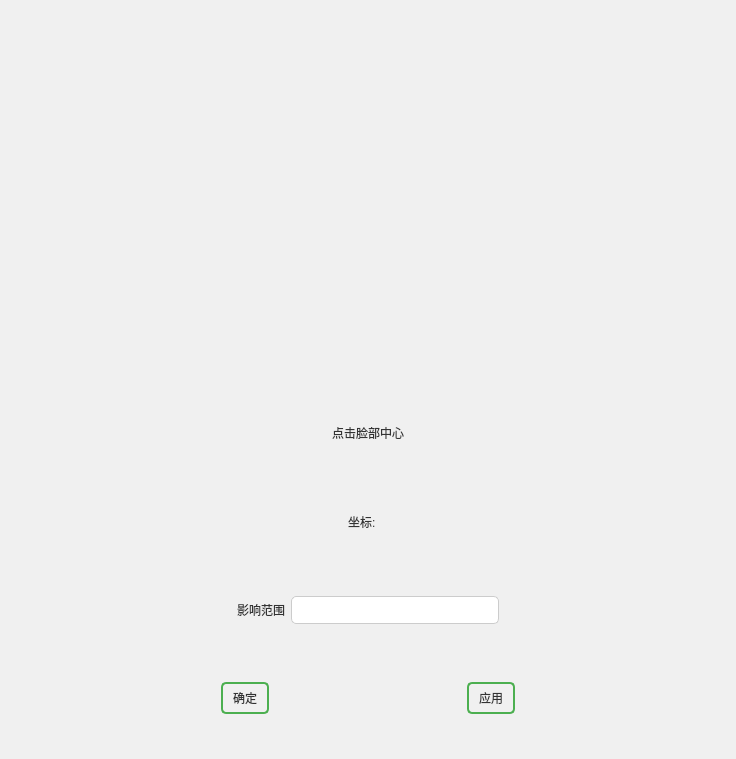
The window that ImageWithUI/ui/face.ui (Obj4ct/ImageWithUI) describes before a commit, drawn with Qt 5.
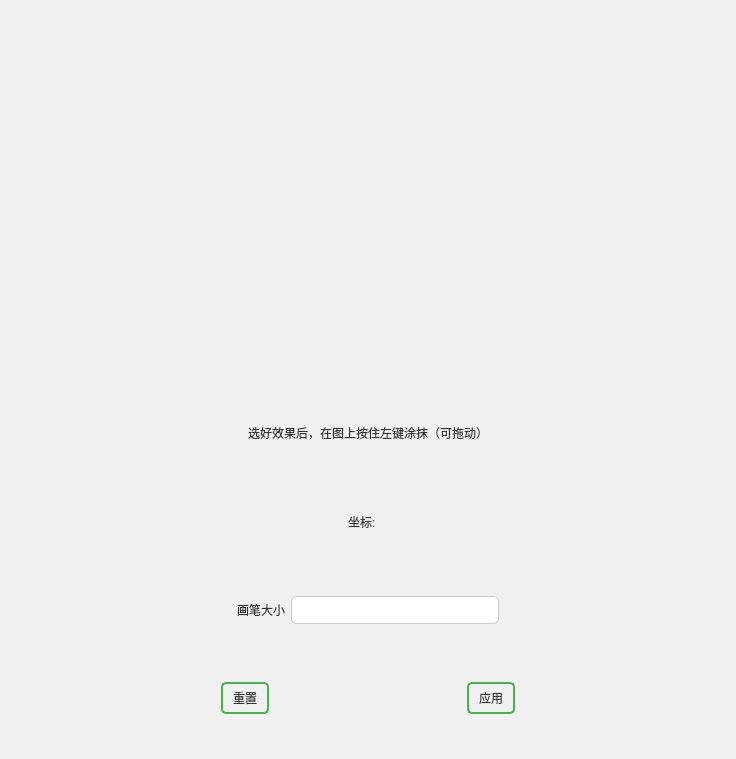
The same window after the commit.

Commit message:
feat: 人像瘦脸改造为通用「图片微调」画笔
- 新增 5 种局部微调效果：收拢（瘦脸）/膨胀（放大）/平滑（柔化）/漩涡/推移
- 参考 Photoshop 液化：按住左键在图上涂抹即可逐笔调整，可反复叠加，松手暂停
- 画笔大小与力度均为滑块 + 数值框，双向同步
- 算法改为双线性取样 + 局部快照，避免笔触内部拖影；画笔外像素保持不变
- 「重置」回到打开窗口时的图像，「应用」写入全局历史
- 菜单「人像瘦脸…」更名为「图片微调…」，自检新增第 27 节（共 67 项通过）

```diff
--- a/ImageWithUI/ui/face.ui
+++ b/ImageWithUI/ui/face.ui
@@ -124,7 +124,7 @@
          <item>
           <widget class="QLabel" name="label_2">
            <property name="text">
-            <string>点击脸部中心</string>
+            <string>选好效果后，在图上按住左键涂抹（可拖动）</string>
            </property>
           </widget>
          </item>
@@ -209,7 +209,7 @@
          <item>
           <widget class="QLabel" name="label_6">
            <property name="text">
-            <string>影响范围</string>
+            <string>画笔大小</string>
            </property>
           </widget>
          </item>
@@ -251,7 +251,7 @@
          <item>
           <widget class="QPushButton" name="btn_ok">
            <property name="text">
-            <string>确定</string>
+            <string>重置</string>
            </property>
           </widget>
          </item>
```
The commit also changes 4 other files.
